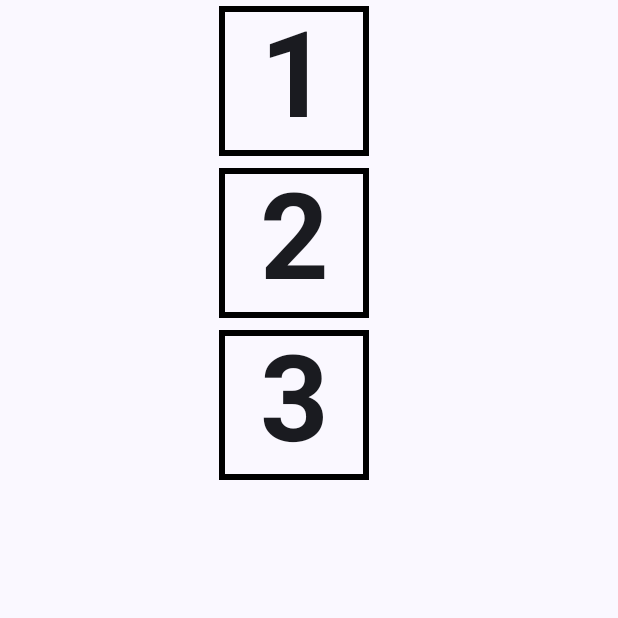
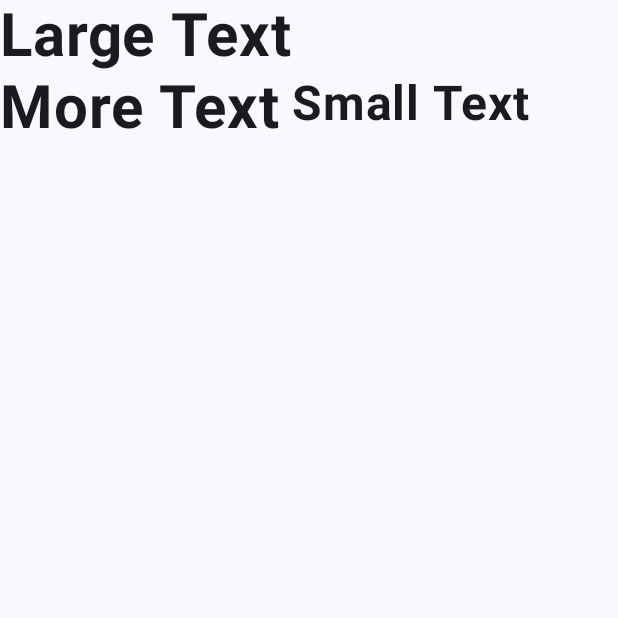
Before and after one commit to demyop/RowColDemo, an Android app built with Jetpack Compose: the screen it shows after launch (MainActivity), on a phone screen of 412 x 824 dp, the top half of it. Run offline under Robolectric (Android 15) with nearby library versions, the phone set to English and light mode, and no system bars.

Commit message:
8 Модификаторы области действия строк и столбцов

```diff
--- a/app/src/main/java/com/sample/rowcoldemo/MainActivity.kt
+++ b/app/src/main/java/com/sample/rowcoldemo/MainActivity.kt
@@ -15,6 +15,7 @@ import androidx.compose.foundation.border
 import androidx.compose.material3.Text
 import androidx.compose.ui.Alignment
 import androidx.compose.ui.graphics.Color
+import androidx.compose.ui.layout.FirstBaseline
 import androidx.compose.ui.text.font.FontWeight
 import androidx.compose.ui.text.style.TextAlign
 import androidx.compose.ui.unit.dp
@@ -50,11 +51,20 @@ class MainActivity : ComponentActivity() {
 
     @Composable
     fun MainScreen(modifier: Modifier = Modifier) {
-        Column(horizontalAlignment = Alignment.End,
-            modifier = modifier.width(250.dp)) {
-            TextCell("1")
-            TextCell("2")
-            TextCell("3")
+        Row {
+            Text(
+                text = "Large Text\n\nMore Text",
+                Modifier.alignBy(FirstBaseline),
+                fontSize = 40.sp,
+                fontWeight = FontWeight.Bold
+            )
+            Text(
+                text = "Small Text",
+                modifier = Modifier.paddingFrom(
+                    alignmentLine = FirstBaseline, before = 80.dp, after = 0.dp),
+                fontSize = 32.sp,
+                fontWeight = FontWeight.Bold
+            )
         }
     }
 
```
